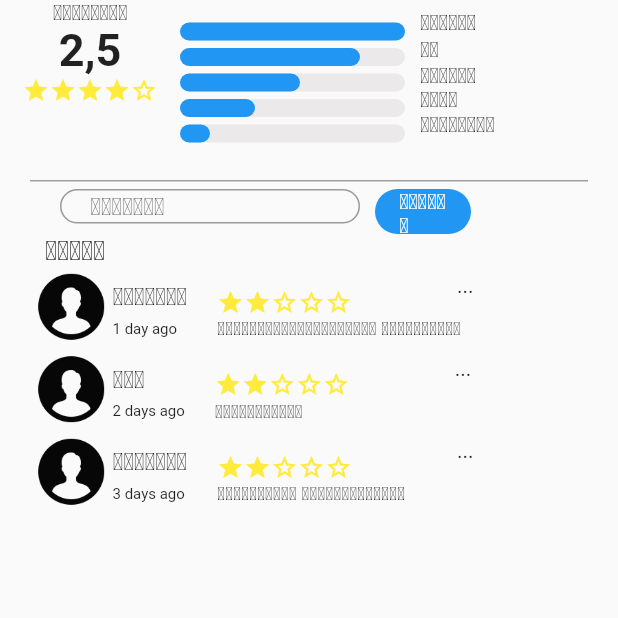
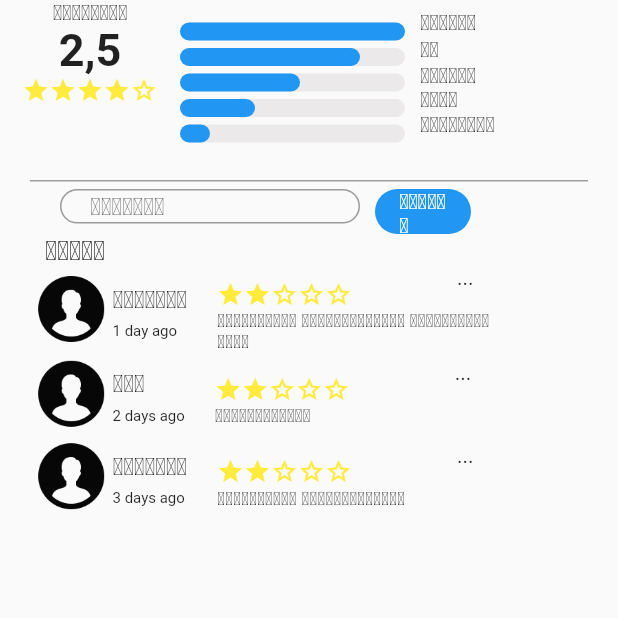
Before and after one commit to Nanthavath/mgosme, a Flutter app: the Reviewpage screen opened directly, on a phone screen of 412 x 824 dp, the top half of it. Run offline on Flutter 3.47's test engine with Material 2 defaults, Android fonts, the light colour scheme and no system bars; drawn by our look-alikes of smooth_star_rating; our stand-ins replace cached_network_image, carousel_pro, carousel_slider, cloud_firestore, equatable, firebase_auth and 10 more; missing offline and left inert: flutter_progress_dialog, popup_menu; accounts and stored records are empty; statements that could not run were skipped.

Commit message:
fix overflowed error on reviewpage

```diff
--- a/lib/pages/home/screen/home_app/more_page/profiles/view/reviewpage.dart
+++ b/lib/pages/home/screen/home_app/more_page/profiles/view/reviewpage.dart
@@ -230,25 +230,27 @@ class _ReviewpageState extends State<Reviewpage> {
   }
 
   usercomment() {
-    return SingleChildScrollView(
+    return Container(
+      child: SingleChildScrollView(
         child: Column(
           children: [
             textusercomment(
                 image: 'icons/user.png',
                 name: 'ຕົ້ນຕານ',
                 time: '1 day ago',
-              commenttext: 'ການບໍ່ລິການໄດ້ດີຫຼາຍ ແຕ່ເຮັດດົນ'),
+                commenttext: 'ເຮັດດົນໂພດ ລາຄາກາແພງເກີນ ເຮັດບໍ່ດົນາເປ້ '),
             textusercomment(
                 image: 'icons/user.png',
                 name: 'ຈອນ',
                 time: '2 days ago',
-              commenttext: 'ເຮັດດົນຫຼາຍ'),
+                commenttext: 'ເຮັດບໍ່ຖືກໃຈ'),
             textusercomment(
                 image: 'icons/user.png',
                 name: 'ບິບໄຫ່ຍ',
                 time: '3 days ago',
                 commenttext: 'ເຮັດຜິດຫັນ ແລ້ວກະດົນຫຼາຍ'),
           ],
+        ),
       ),
     );
   }
@@ -304,14 +306,12 @@ class _ReviewpageState extends State<Reviewpage> {
                 ),
               ),
               Container(
-                margin: EdgeInsets.only(top: 30, left: 20),
-                child: Row(
-                  children: <Widget>[
-                    Text(
+                // color: Colors.blue,
+                width: 185,
+                margin: EdgeInsets.only(top: 30, left: 20, right: 10),
+                child: Text(
                   commenttext,
                   style: TextStyle(fontSize: 12),
-                    ),
-                  ],
                 ),
               ),
               menupopupbutton(),
```
Lines whose indentation alone changed are shown as unchanged.
